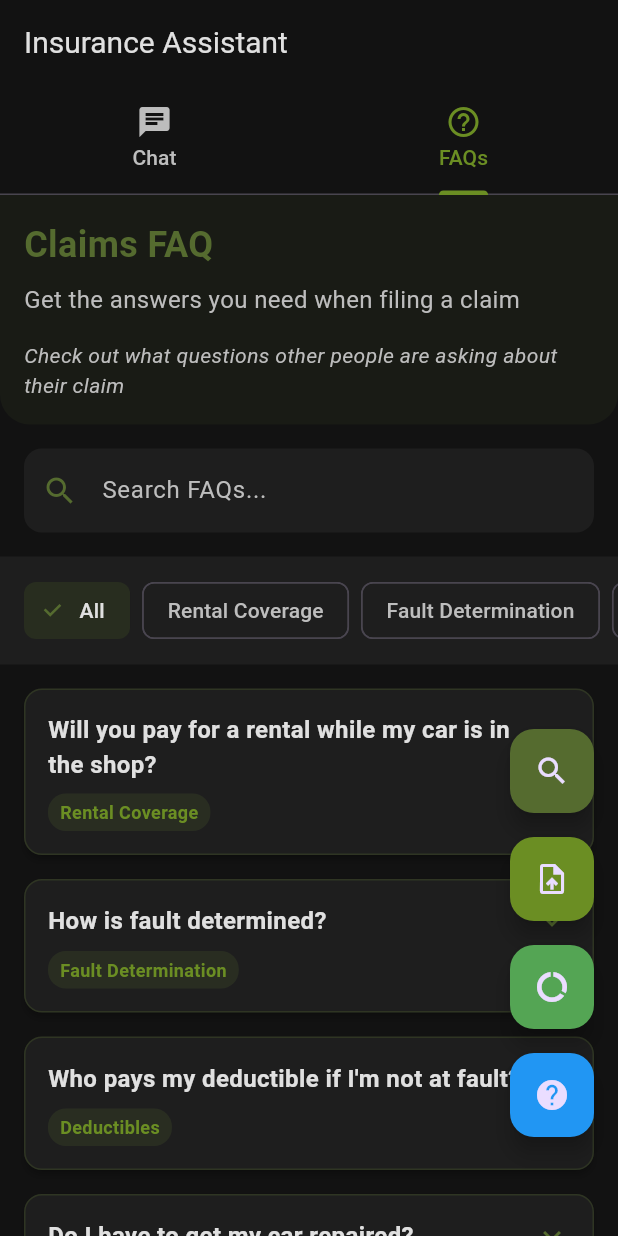
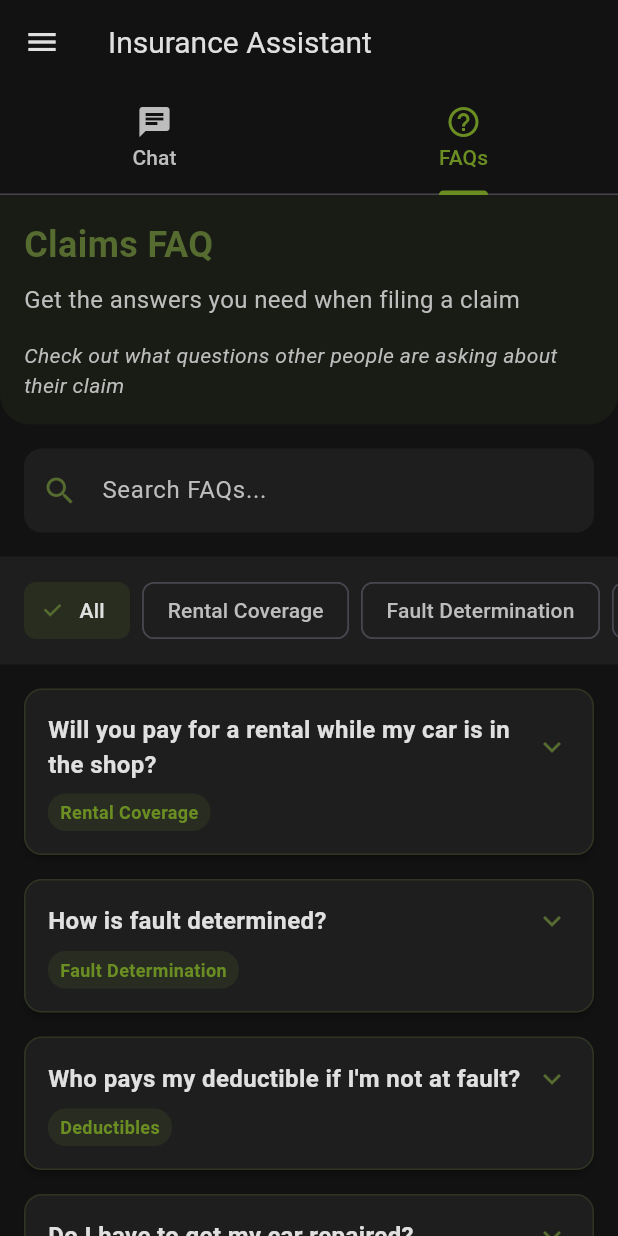
Before and after one commit to thishahid/Insurance-Claim-Agent, a Flutter app: the HomeScreen screen opened directly, tab 2 chosen, on a phone screen of 412 x 824 dp. Run offline on Flutter 3.47's test engine with Material 3 defaults, Android fonts, the phone set to English and light mode, and no system bars; our stand-ins replace csv, file_picker, flutter_markdown, google_generative_ai, pdf, printing and 2 more; accounts and stored records are empty.

Commit message:
Slide Menu

```diff
--- a/lib/screens/home_screen.dart
+++ b/lib/screens/home_screen.dart
@@ -14,6 +14,7 @@ class HomeScreen extends StatefulWidget {
 class _HomeScreenState extends State<HomeScreen>
     with SingleTickerProviderStateMixin {
   late TabController _tabController;
+  final GlobalKey<ScaffoldState> _scaffoldKey = GlobalKey<ScaffoldState>();
 
   @override
   void initState() {
@@ -30,7 +31,15 @@ class _HomeScreenState extends State<HomeScreen>
   @override
   Widget build(BuildContext context) {
     return Scaffold(
+      key: _scaffoldKey, // Required to open drawer programmatically if needed
       appBar: AppBar(
+        // Force the hamburger icon on all platforms/sizes
+        leading: IconButton(
+          icon: const Icon(Icons.menu),
+          onPressed: () {
+            _scaffoldKey.currentState?.openDrawer();
+          },
+        ),
         title: const Text('Insurance Assistant'),
         bottom: TabBar(
           controller: _tabController,
@@ -43,59 +52,64 @@ class _HomeScreenState extends State<HomeScreen>
           ],
         ),
       ),
-      body: TabBarView(
-        controller: _tabController,
-        children: const [
-          ChatScreen(),
-          FaqScreen(),
-        ],
-      ),
-      floatingActionButton: Padding(
-        padding: const EdgeInsets.only(bottom: 50.0),
-        child: Column(
-          mainAxisAlignment: MainAxisAlignment.end,
+      drawer: Drawer(
+        child: ListView(
+          padding: EdgeInsets.zero,
           children: [
-            FloatingActionButton(
-              onPressed: () {
+            DrawerHeader(
+              decoration: BoxDecoration(color: AppTheme.oliveGreen),
+              child: Text(
+                'Menu',
+                style: TextStyle(
+                  color: Colors.white,
+                  fontSize: 24,
+                  fontWeight: FontWeight.bold,
+                ),
+              ),
+            ),
+            ListTile(
+              leading: const Icon(Icons.search),
+              title: const Text('Claim Status Lookup'),
+              onTap: () {
+                Navigator.pop(context); // Close drawer
                 _showClaimStatusDialog();
               },
-              backgroundColor: AppTheme.oliveGreen,
-              heroTag: 'claimStatus',
-              child: const Icon(Icons.search),
             ),
-            const SizedBox(height: 16),
-            FloatingActionButton(
-              onPressed: () {
+            ListTile(
+              leading: const Icon(Icons.upload_file),
+              title: const Text('Upload Document'),
+              onTap: () {
+                Navigator.pop(context);
                 _showDocumentUploadDialog();
               },
-              backgroundColor: AppTheme.lightOlive,
-              heroTag: 'documentUpload',
-              child: const Icon(Icons.upload_file),
             ),
-            const SizedBox(height: 16),
-            FloatingActionButton(
-              onPressed: () {
+            ListTile(
+              leading: const Icon(Icons.data_usage),
+              title: const Text('Dataset Viewer'),
+              onTap: () {
+                Navigator.pop(context);
                 Navigator.of(context).push(
                   MaterialPageRoute(
                     builder: (context) => const DatasetViewerScreen(),
                   ),
                 );
               },
-              backgroundColor: const Color.fromARGB(255, 84, 165, 84),
-              heroTag: 'datasetViewer',
-              child: const Icon(Icons.data_usage),
             ),
-            const SizedBox(height: 16),
-            FloatingActionButton(
-              onPressed: _showDatasetQuestionsDialog,
-              backgroundColor: Colors.blue,
-              heroTag: 'datasetQuestions',
-              child: const Icon(Icons.help),
+            ListTile(
+              leading: const Icon(Icons.help),
+              title: const Text('Dataset Questions'),
+              onTap: () {
+                Navigator.pop(context);
+                _showDatasetQuestionsDialog();
+              },
             ),
           ],
         ),
       ),
-      floatingActionButtonLocation: FloatingActionButtonLocation.endFloat,
+      body: TabBarView(
+        controller: _tabController,
+        children: const [ChatScreen(), FaqScreen()],
+      ),
     );
   }
 
@@ -117,7 +131,6 @@ class _HomeScreenState extends State<HomeScreen>
             ElevatedButton(
               onPressed: () {
                 Navigator.of(context).pop();
-                // In a real app, fetch claim details
                 ScaffoldMessenger.of(context).showSnackBar(
                   const SnackBar(
                     content: Text('Claim status lookup feature coming soon!'),
@@ -146,7 +159,6 @@ class _HomeScreenState extends State<HomeScreen>
           TextButton(
             onPressed: () {
               Navigator.of(context).pop();
-              // Switch to chat tab
               _tabController.animateTo(0);
             },
             child: const Text('Go to Chat'),
@@ -159,6 +171,7 @@ class _HomeScreenState extends State<HomeScreen>
       ),
     );
   }
+
   void _showDatasetQuestionsDialog() {
     showDialog(
       context: context,
@@ -177,7 +190,6 @@ class _HomeScreenState extends State<HomeScreen>
           TextButton(
             onPressed: () {
               Navigator.of(context).pop();
-              // Switch to chat tab
               _tabController.animateTo(0);
             },
             child: const Text('Go to Chat'),
```
